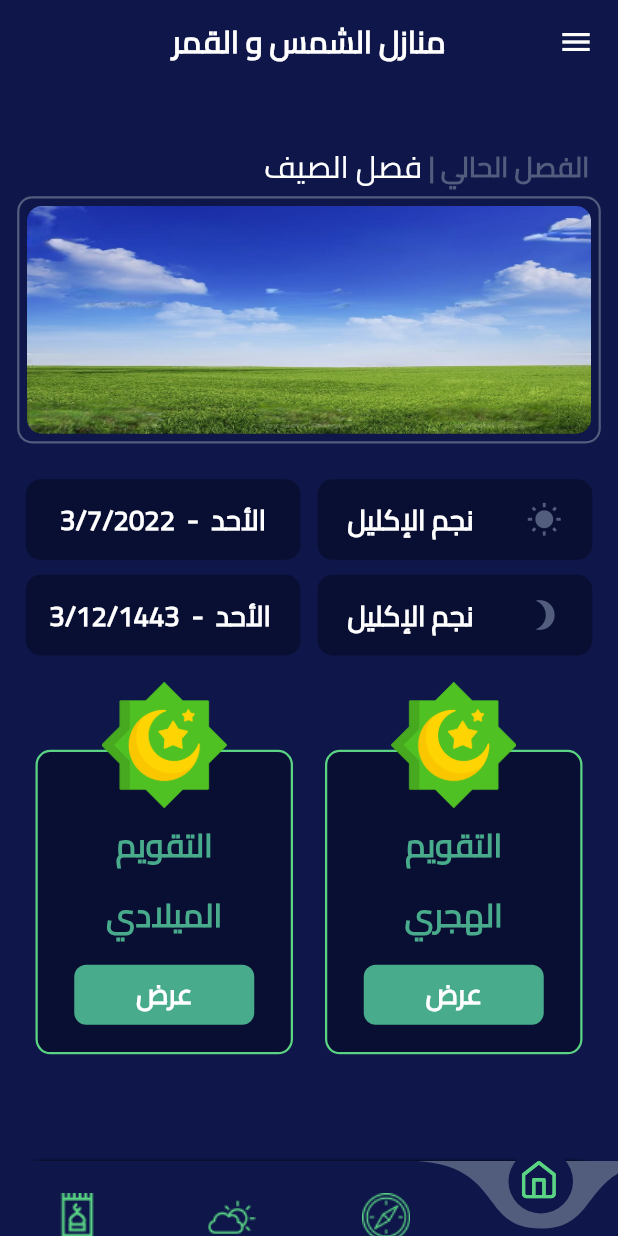
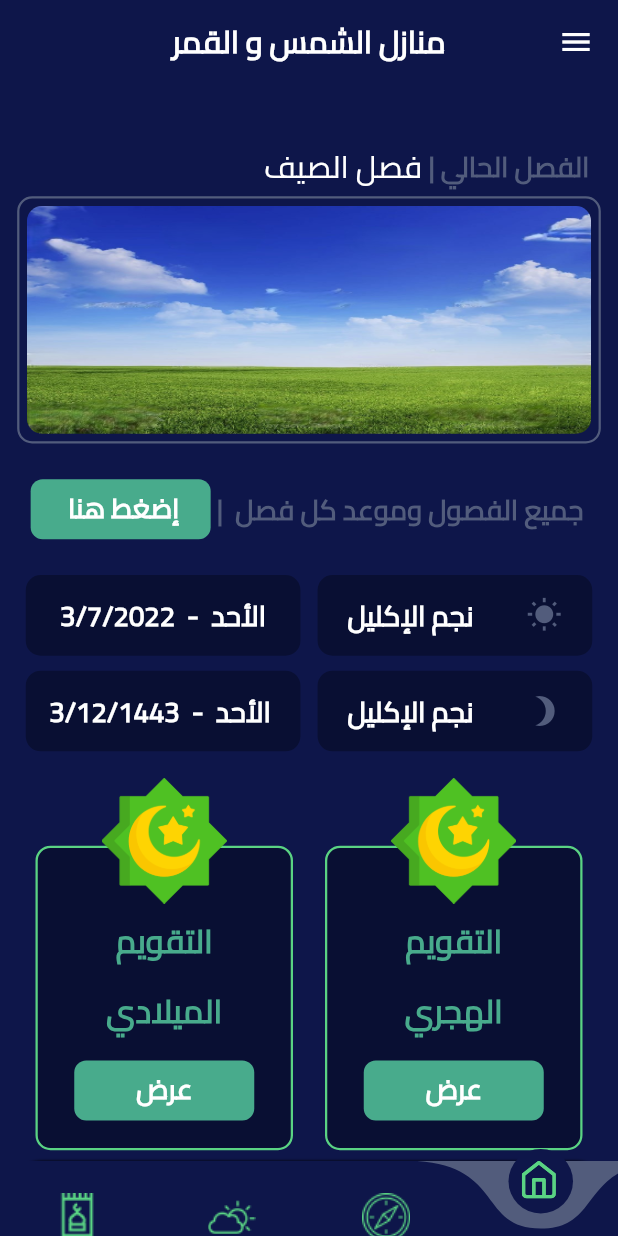
Before and after one commit to amjadamassi-2000/new_moon_app, a Flutter app: the screen it shows after launch, on a phone screen of 412 x 824 dp. Run offline on Flutter 3.47's test engine with Material 2 defaults, Android fonts, the phone set to English and light mode, and no system bars; drawn by our look-alikes of curved_navigation_bar; our stand-ins replace adhan, bloc, connectivity, flutter_bloc, flutter_icons, flutter_screenutil and 4 more; missing offline and left inert: open_settings.

```diff
--- a/lib/screens/bnb_screens/home_screen.dart
+++ b/lib/screens/bnb_screens/home_screen.dart
@@ -9,6 +9,7 @@ import 'package:new_moon_app/items/home_screen_item.dart';
 import 'package:new_moon_app/screens/drawer_screen/admin_screen.dart';
 import 'package:new_moon_app/screens/drawer_screen/lock_admin_screen.dart';
 
+import '../fasoul.dart';
 import '../gregorian_calendar_screen.dart';
 
 class HomeScreen extends StatefulWidget {
@@ -20,9 +21,7 @@ class _HomeScreenState extends State<HomeScreen> {
   @override
   Widget build(BuildContext context) {
     List<Function> fuctions = [
-      () {
-        To(context, MyHomePageCleander());
-      },
+      () {},
       () {
         To(context, GregorianCalendarScreen());
       },
@@ -92,7 +91,8 @@ class _HomeScreenState extends State<HomeScreen> {
 
                     DateTime now = new DateTime.now();
 
-                    DateTime lastDayOfMonth =  DateTime(now.year, now.month + 1, 0);
+                    DateTime lastDayOfMonth =
+                        DateTime(now.year, now.month + 1, 0);
 
                     print("${lastDayOfMonth.month}/${lastDayOfMonth.day}");
                   },
@@ -101,14 +101,14 @@ class _HomeScreenState extends State<HomeScreen> {
             ),
           ),
         ),
-        body: Column(
+        body: SingleChildScrollView(
+          child: Column(
             mainAxisSize: MainAxisSize.min,
             crossAxisAlignment: CrossAxisAlignment.center,
             children: [
               SizedBox(
                 height: 30.h,
               ),
-
               Padding(
                 padding: EdgeInsets.symmetric(horizontal: 15),
                 child: Row(
@@ -135,16 +135,15 @@ class _HomeScreenState extends State<HomeScreen> {
                   ],
                 ),
               ),
-
               Padding(
-              padding:  EdgeInsets.symmetric(horizontal: 10.w),
+                padding: EdgeInsets.symmetric(horizontal: 10.w),
                 child: Container(
                     height: MediaQuery.of(context).size.height * 0.2,
                     width: double.infinity,
                     decoration: BoxDecoration(
                       borderRadius: BorderRadius.circular(10),
-                    border: Border.all(color:kDarkPlaceholderText , width:1.5),
-
+                      border:
+                          Border.all(color: kDarkPlaceholderText, width: 1.5),
                     ),
                     child: Padding(
                       padding: const EdgeInsets.all(5),
@@ -156,6 +155,29 @@ class _HomeScreenState extends State<HomeScreen> {
                         ),
                       ),
                     )),
+              ),
+              SizedBox(
+                height: 20.h,
+              ),
+              Padding(
+                padding: EdgeInsets.symmetric(horizontal: 15),
+                child: Row(
+                  children: [
+                    Text(
+                      "  جميع الفصول وموعد كل فصل  | ",
+                      style: TextStyle(
+                        color: kDarkPlaceholderText,
+                        fontSize: 16.sp,
+                        fontWeight: FontWeight.bold,
+                        fontFamily: "cairo",
+                      ),
+                    ),
+                    myButton('إضغط هنا ', () {
+                      To(context, fasoul());
+                    }),
+                    Spacer(),
+                  ],
+                ),
               ),
               SizedBox(
                 height: 20.h,
@@ -282,6 +304,7 @@ class _HomeScreenState extends State<HomeScreen> {
             ],
           ),
         ),
+      ),
     );
   }
 }
```
Also changed, not shown: lib/model/fasoul.dart (added, +9 -0 lines), lib/screens/fasoul.dart (added, +109 -0 lines), lib/data/fasouldata.dart (added). Lines whose indentation alone changed are shown as unchanged.
